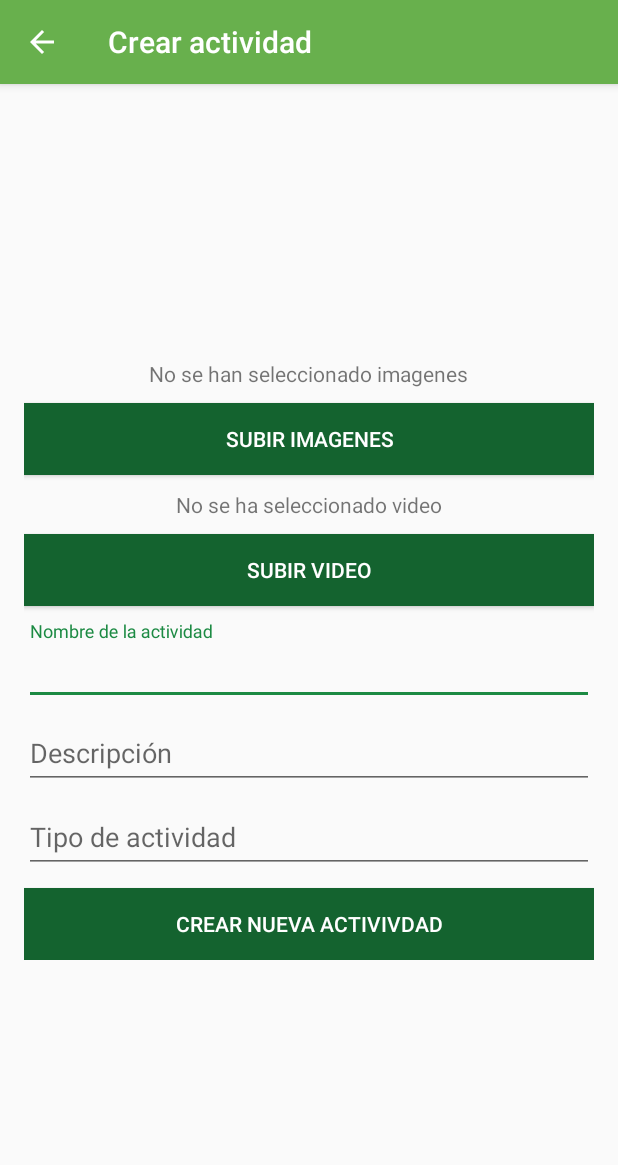
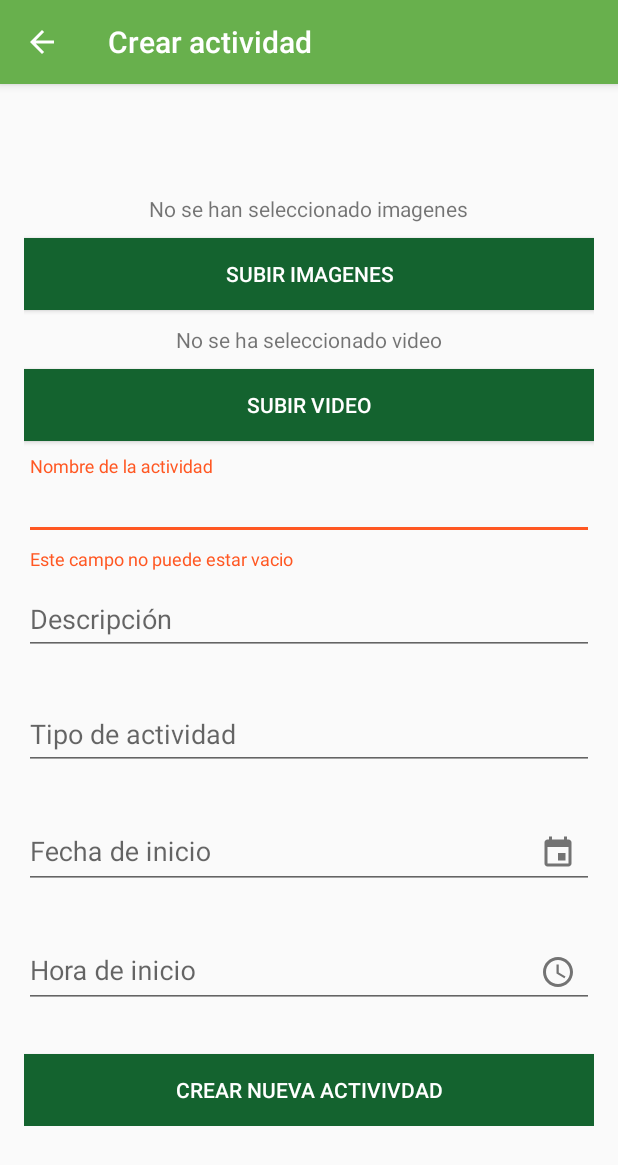
Before and after one commit to andresFMedina/RedITA, an Android app: the CrearActividadActivity screen opened directly, with no data from a screen before it, after a tap on "SUBIR IMAGENES", on a phone screen of 412 x 824 dp. Shown: the top 1165 px of the screen. Run offline under Robolectric (Android 15) with nearby library versions, the phone set to English and light mode, and no system bars; our stand-ins replace Firebase (no records; nobody signed in at launch, a user with empty details on screens opened directly), data binding; libraries missing offline, so code that uses them is left out: org.kodein.di; 5 statements that could not run were skipped; 1 other tap on this screen came first.

Commit message:
Se crean los campos obligatorios fecha y hora de inicio de la actividad y se arregla el error visual de las reacciones(Por pura casualidad)

```diff
--- a/app/src/main/java/com/itaeducativa/android/redita/data/modelos/Actividad.kt
+++ b/app/src/main/java/com/itaeducativa/android/redita/data/modelos/Actividad.kt
@@ -12,7 +12,9 @@ class Actividad(
     var tipoActividad: String,
     var meGusta: Int,
     var noMeGusta: Int,
-    var comentarios: Int
+    var comentarios: Int,
+    var horaInicio: String,
+    var fechaInicio: String
 ) : Serializable {
     var autor: Usuario? = null
     var autorUid: String? = null
@@ -22,5 +24,5 @@ class Actividad(
     var video: String? = null
 
 
-    constructor():this("","", "","",0,0,0)
+    constructor():this("","", "","",0,0,0,"","")
 }
--- a/app/src/main/java/com/itaeducativa/android/redita/ui/actividad/actividad/ui/CrearActividadActivity.kt
+++ b/app/src/main/java/com/itaeducativa/android/redita/ui/actividad/actividad/ui/CrearActividadActivity.kt
@@ -56,6 +56,42 @@ class CrearActividadActivity : AppCompatActivity(), RequestListener, KodeinAware
         listaActividadesViewModel.requestListener = this
         supportActionBar?.title = "Crear actividad"
         supportActionBar?.setDisplayHomeAsUpEnabled(true)
+
+        inputNombreActividad.editText?.addTextChangedListener(
+            TextWatcherValidacionVacio(
+                inputNombreActividad
+            )
+        )
+        inputDescripcionActividad.editText?.addTextChangedListener(
+            TextWatcherValidacionVacio(
+                inputDescripcionActividad
+            )
+        )
+        inputTipoActividad.editText?.addTextChangedListener(
+            TextWatcherValidacionVacio(
+                inputTipoActividad
+            )
+        )
+
+        inputFechaInicio.editText?.addTextChangedListener(
+            TextWatcherValidacionVacio(
+                inputFechaInicio
+            )
+        )
+
+        inputHoraInicio.editText?.addTextChangedListener(
+            TextWatcherValidacionVacio(
+                inputHoraInicio
+            )
+        )
+
+        inputFechaInicio.editText?.setOnClickListener {
+            obtenerFecha(this, inputFechaInicio.editText!!)
+        }
+        inputHoraInicio.editText?.setOnClickListener {
+            obtenerHora(this, inputHoraInicio.editText!!)
+        }
+
     }
 
     override fun onStartRequest() {
@@ -77,6 +113,37 @@ class CrearActividadActivity : AppCompatActivity(), RequestListener, KodeinAware
     }
 
     fun crearActividad(view: View) {
+        val textoNombreActividad = inputNombreActividad.editText!!.text.toString()
+        val textoDescripcionActividad = inputDescripcionActividad.editText!!.text.toString()
+        val textoTipoActividad = inputTipoActividad.editText!!.text.toString()
+        val textoFechaInicio = inputFechaInicio.editText!!.text.toString()
+        val textoHoraInicio = inputHoraInicio.editText!!.text.toString()
+
+        if (textoNombreActividad.isEmpty()) {
+            inputNombreActividad.error = getString(R.string.este_campo_no_puede_estar_vacio)
+            return
+        }
+
+        if (textoDescripcionActividad.isEmpty()) {
+            inputDescripcionActividad.error = getString(R.string.este_campo_no_puede_estar_vacio)
+            return
+        }
+
+        if (textoTipoActividad.isEmpty()) {
+            inputTipoActividad.error = getString(R.string.este_campo_no_puede_estar_vacio)
+            return
+        }
+
+        if (textoFechaInicio.isEmpty()) {
+            inputFechaInicio.error = getString(R.string.este_campo_no_puede_estar_vacio)
+            return
+        }
+
+        if (textoHoraInicio.isEmpty()) {
+            inputHoraInicio.error = getString(R.string.este_campo_no_puede_estar_vacio)
+            return
+        }
+
         val actividad = Actividad(
             nombre = actividadViewModel.nombre.value!!,
             descripcion = actividadViewModel.descripcion.value!!,
@@ -84,11 +151,13 @@ class CrearActividadActivity : AppCompatActivity(), RequestListener, KodeinAware
             fechaCreacionTimeStamp = Timestamp(Date()).seconds.toString(),
             meGusta = 0,
             noMeGusta = 0,
-            comentarios = 0
+            comentarios = 0,
+            horaInicio = actividadViewModel.horaInicio.value!!,
+            fechaInicio = actividadViewModel.fechaInicio.value!!
         )
         actividad.autorUid = autenticacionViewModel.usuario!!.uid
         listaActividadesViewModel.guardarActividadEnFirestore(actividad)
-        if(imagenesUri.isNotEmpty()){
+        if (imagenesUri.isNotEmpty()) {
             for (imagen in imagenesUri) {
                 val ruta = "${System.currentTimeMillis()}.${getExtension(imagen, this)}"
                 listaActividadesViewModel.agregarImagenesAActividad(
@@ -98,7 +167,7 @@ class CrearActividadActivity : AppCompatActivity(), RequestListener, KodeinAware
                 )
             }
         }
-        if(videoUri != null) {
+        if (videoUri != null) {
             val ruta = "${System.currentTimeMillis()}.${getExtension(videoUri!!, this)}"
             listaActividadesViewModel.agregarVideoAActividad(
                 actividad.fechaCreacionTimeStamp,
--- a/app/src/main/java/com/itaeducativa/android/redita/ui/actividad/actividad/viewmodels/ActividadViewModel.kt
+++ b/app/src/main/java/com/itaeducativa/android/redita/ui/actividad/actividad/viewmodels/ActividadViewModel.kt
@@ -29,6 +29,8 @@ class ActividadViewModel : ViewModel() {
     val imagenes = MutableLiveData<List<String>>()
     val reaccion = MutableLiveData<Reaccion>()
     private var fueConsultado = false
+    val horaInicio = MutableLiveData<String>()
+    val fechaInicio = MutableLiveData<String>()
 
     var requestListener: RequestListener? = null
 
@@ -46,6 +48,8 @@ class ActividadViewModel : ViewModel() {
         noMeGusta.value = actividad.noMeGusta.toString()
         comentarios.value = actividad.comentarios.toString()
         imagenes.value = actividad.imagenes
+        horaInicio.value = actividad.horaInicio
+        fechaInicio.value = actividad.fechaInicio
         if (actividad.autor == null) {
             bindAutor(actividad.referenciaAutor)
             imagenPerfilUrl.value = "gs://redita.appspot.com/img_profile.png"
--- a/app/src/main/java/com/itaeducativa/android/redita/ui/actividad/actividad/viewmodels/ListaActividadesViewModel.kt
+++ b/app/src/main/java/com/itaeducativa/android/redita/ui/actividad/actividad/viewmodels/ListaActividadesViewModel.kt
@@ -159,7 +159,9 @@ class ListaActividadesViewModel(
             noMeGusta = if (doc.getLong("noMeGusta") != null) doc.getLong("noMeGusta")
                 ?.toInt()!! else 0,
             comentarios = if (doc.getLong("comentarios") != null) doc.getLong("comentarios")
-                ?.toInt()!! else 0
+                ?.toInt()!! else 0,
+            fechaInicio = doc.getString("fechaInicio")!!,
+            horaInicio = doc.getString("horaInicio")!!
         )
         val autorUid = doc.getString("autorUid")!!
         actividad.autorUid = autorUid
--- /dev/null
+++ b/app/src/main/res/drawable/ic_event_black_24dp.xml
@@ -0,0 +1,9 @@
+<vector xmlns:android="http://schemas.android.com/apk/res/android"
+    android:width="24dp"
+    android:height="24dp"
+    android:viewportWidth="24"
+    android:viewportHeight="24">
+  <path
+      android:pathData="M17,12h-5v5h5v-5zM16,1v2L8,3L8,1L6,1v2L5,3c-1.11,0 -1.99,0.9 -1.99,2L3,19c0,1.1 0.89,2 2,2h14c1.1,0 2,-0.9 2,-2L21,5c0,-1.1 -0.9,-2 -2,-2h-1L18,1h-2zM19,19L5,19L5,8h14v11z"
+      android:fillColor="#000000"/>
+</vector>
--- /dev/null
+++ b/app/src/main/res/drawable/ic_schedule_black_24dp.xml
@@ -0,0 +1,12 @@
+<vector xmlns:android="http://schemas.android.com/apk/res/android"
+    android:width="24dp"
+    android:height="24dp"
+    android:viewportWidth="24"
+    android:viewportHeight="24">
+  <path
+      android:pathData="M11.99,2C6.47,2 2,6.48 2,12s4.47,10 9.99,10C17.52,22 22,17.52 22,12S17.52,2 11.99,2zM12,20c-4.42,0 -8,-3.58 -8,-8s3.58,-8 8,-8 8,3.58 8,8 -3.58,8 -8,8z"
+      android:fillColor="#000000"/>
+  <path
+      android:pathData="M12.5,7H11v6l5.25,3.15 0.75,-1.23 -4.5,-2.67z"
+      android:fillColor="#000000"/>
+</vector>
--- a/app/src/main/res/layout/activity_crear_actividad.xml
+++ b/app/src/main/res/layout/activity_crear_actividad.xml
@@ -1,6 +1,7 @@
 <?xml version="1.0" encoding="utf-8"?>
 <layout xmlns:android="http://schemas.android.com/apk/res/android"
-    xmlns:tools="http://schemas.android.com/tools">
+    xmlns:tools="http://schemas.android.com/tools"
+    xmlns:app="http://schemas.android.com/apk/res-auto">
 
     <data>
         <variable
@@ -69,8 +70,11 @@
                     />
 
                 <com.google.android.material.textfield.TextInputLayout
+                    android:id="@+id/inputNombreActividad"
                     android:layout_width="match_parent"
-                    android:layout_height="wrap_content">
+                    android:layout_height="wrap_content"
+                    app:errorEnabled="true"
+                    >
 
                     <com.google.android.material.textfield.TextInputEditText
                         android:layout_width="match_parent"
@@ -81,8 +85,11 @@
                 </com.google.android.material.textfield.TextInputLayout>
 
                 <com.google.android.material.textfield.TextInputLayout
+                    android:id="@+id/inputDescripcionActividad"
                     android:layout_width="match_parent"
-                    android:layout_height="wrap_content">
+                    android:layout_height="wrap_content"
+                    app:errorEnabled="true"
+                    >
 
                     <com.google.android.material.textfield.TextInputEditText
                         android:layout_width="match_parent"
@@ -94,8 +101,11 @@
                 </com.google.android.material.textfield.TextInputLayout>
 
                 <com.google.android.material.textfield.TextInputLayout
+                    android:id="@+id/inputTipoActividad"
                     android:layout_width="match_parent"
-                    android:layout_height="wrap_content">
+                    android:layout_height="wrap_content"
+                    app:errorEnabled="true"
+                    >
 
                     <com.google.android.material.textfield.TextInputEditText
                         android:layout_width="match_parent"
@@ -103,6 +113,42 @@
                         android:hint="@string/tipo_de_actividad"
                         android:text="@={viewModel.tipoActividad}"
                         android:inputType="text" />
+                </com.google.android.material.textfield.TextInputLayout>
+
+                <com.google.android.material.textfield.TextInputLayout
+                    android:id="@+id/inputFechaInicio"
+                    android:layout_width="match_parent"
+                    android:layout_height="wrap_content"
+                    app:errorEnabled="true"
+                    app:endIconMode="custom"
+                    app:endIconDrawable="@drawable/ic_event_black_24dp"
+                    >
+
+                    <com.google.android.material.textfield.TextInputEditText
+                        android:layout_width="match_parent"
+                        android:layout_height="wrap_content"
+                        android:hint="@string/fecha_de_inicio"
+                        android:focusable="false"
+                        android:text="@={viewModel.fechaInicio}"
+                        android:inputType="date" />
+                </com.google.android.material.textfield.TextInputLayout>
+
+                <com.google.android.material.textfield.TextInputLayout
+                    android:id="@+id/inputHoraInicio"
+                    android:layout_width="match_parent"
+                    android:layout_height="wrap_content"
+                    app:errorEnabled="true"
+                    app:endIconMode="custom"
+                    app:endIconDrawable="@drawable/ic_schedule_black_24dp"
+                    >
+
+                    <com.google.android.material.textfield.TextInputEditText
+                        android:layout_width="match_parent"
+                        android:layout_height="wrap_content"
+                        android:hint="@string/hora_de_inicio"
+                        android:focusable="false"
+                        android:text="@={viewModel.horaInicio}"
+                        android:inputType="date" />
                 </com.google.android.material.textfield.TextInputLayout>
 
                 <Button
--- a/app/src/main/res/layout/relative_layout_actividad.xml
+++ b/app/src/main/res/layout/relative_layout_actividad.xml
@@ -42,11 +42,11 @@
                 android:textStyle="bold" />
 
             <TextView
+                android:id="@+id/textViewFechaYHoraActividad"
                 android:layout_width="wrap_content"
                 android:layout_height="wrap_content"
                 android:layout_below="@id/textViewNombreUsuarioActividad"
                 android:layout_toEndOf="@id/circleImagePerfilActividad"
-                android:text="@={viewModel.fechaCreacionTimeStamp}"
                 android:textSize="@dimen/text_size_fecha_publicacion" />
 
         </RelativeLayout>
--- a/app/src/main/res/values/strings.xml
+++ b/app/src/main/res/values/strings.xml
@@ -51,4 +51,6 @@
     <string name="este_campo_no_puede_estar_vacio">Este campo no puede estar vacio</string>
     <string name="contraseña_corta">Tu contraseña debe tener al menos 6 caracteres</string>
     <string name="no_coinciden">Las contraseñas no coinciden</string>
+    <string name="fecha_de_inicio">Fecha de inicio</string>
+    <string name="hora_de_inicio">Hora de inicio</string>
 </resources>
```
Also changed, not shown: app/src/main/java/com/itaeducativa/android/redita/ui/actividad/actividad/adapters/ListaActividadesAdapter.kt (+7 -1 lines), app/src/main/java/com/itaeducativa/android/redita/util/DateUtils.kt (added, +85 -0 lines).
